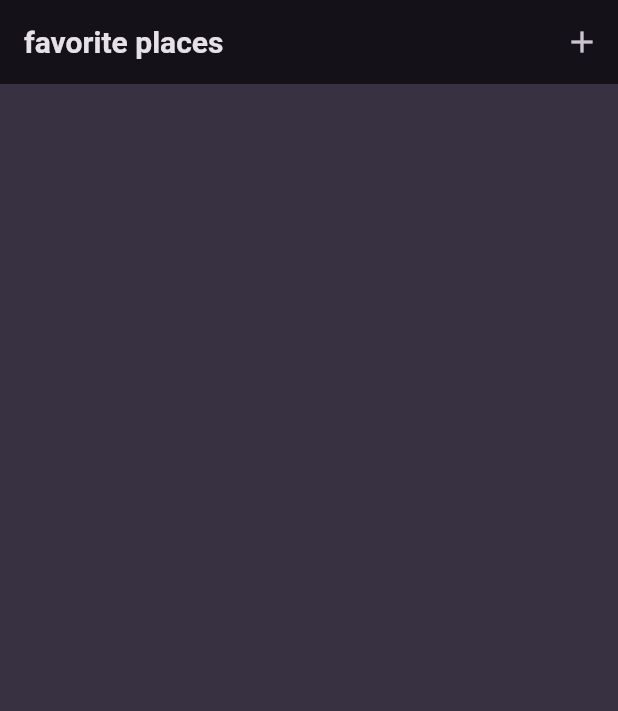
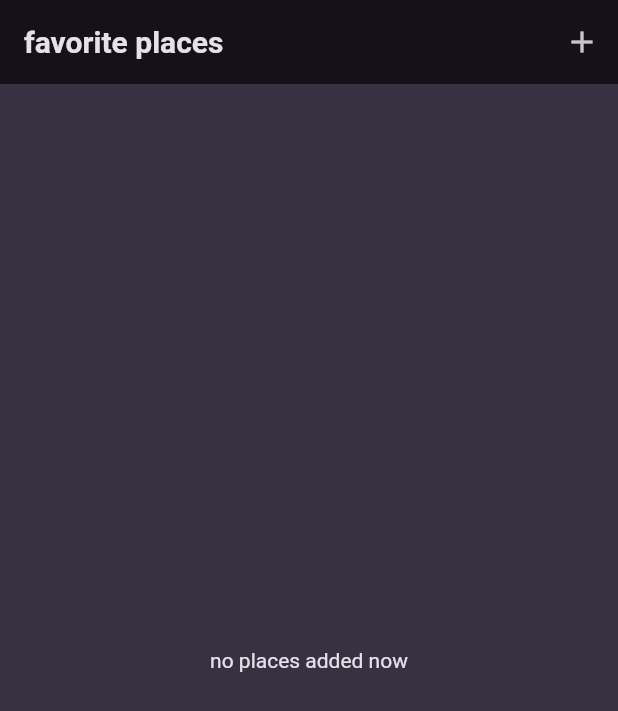
Before and after one commit to XayneeNut/favorites-places, a Flutter app: the screen it shows after launch, on a phone screen of 412 x 824 dp. Shown: the top 711 px of the screen. Run offline on Flutter 3.47's test engine with Material 2 defaults, Android fonts, the phone set to English and light mode, and no system bars; our stand-ins replace flutter_riverpod, google_fonts.

Commit message:
continue the module ✨
melanjutkan module udemy dan membuat beberapa penyelesaian alternatif.
penyelesaian alternatif dari challenge udemy berapa di folder alternative

```diff
--- a/lib/main.dart
+++ b/lib/main.dart
@@ -1,3 +1,4 @@
+import 'package:favorite_places/view/alternative/home_favplace_alternative.dart';
 import 'package:favorite_places/view/home_favplace_view.dart';
 import 'package:flutter/material.dart';
 import 'package:flutter_riverpod/flutter_riverpod.dart';
@@ -42,7 +43,7 @@ class MyApp extends StatelessWidget {
       debugShowCheckedModeBanner: false,
       title: 'Great Places',
       theme: theme,
-      home: const HomeFavPlaceView(),
+      home: const HomeFavoritePlaceAlternative(),
     );
   }
 }
--- a/lib/riverpod/user_places.dart
+++ b/lib/riverpod/user_places.dart
@@ -14,4 +14,7 @@ class UserPlaceNotifier extends StateNotifier<List<FavoritePlaceModel>> {
   }
 }
 
-final userPlaceProvider = StateNotifierProvider((ref) => UserPlaceNotifier(),);
+final userPlaceProvider =
+    StateNotifierProvider<UserPlaceNotifier, List<FavoritePlaceModel>>(
+  (ref) => UserPlaceNotifier(),
+);
--- /dev/null
+++ b/lib/view/alternative/home_favplace_alternative.dart
@@ -0,0 +1,33 @@
+import 'package:favorite_places/riverpod/user_places.dart';
+import 'package:favorite_places/view/alternative/add_favplace_alternative.dart';
+import 'package:favorite_places/widgets/alternative/places_list_alternative.dart';
+import 'package:flutter/material.dart';
+import 'package:flutter_riverpod/flutter_riverpod.dart';
+
+class HomeFavoritePlaceAlternative extends ConsumerWidget {
+  const HomeFavoritePlaceAlternative({super.key});
+
+  @override
+  Widget build(BuildContext context, WidgetRef ref) {
+    final addedPlaces = ref.watch(userPlaceProvider);
+
+    return Scaffold(
+        appBar: AppBar(
+          title: const Text('favorite places'),
+          actions: [
+            IconButton(
+              onPressed: () {
+                Navigator.push(
+                  context,
+                  MaterialPageRoute(
+                    builder: (ctx) => const AddFavoritePlaceAlternative(),
+                  ),
+                );
+              },
+              icon: const Icon(Icons.add),
+            ),
+          ],
+        ),
+        body: PlacesListAlternative(places: addedPlaces));
+  }
+}
--- a/lib/view/home_favplace_view.dart
+++ b/lib/view/home_favplace_view.dart
@@ -36,7 +36,7 @@ class _HomeFavPlaceViewState extends State<HomeFavPlaceView> {
         context,
         MaterialPageRoute(
           builder: (context) => FavoritePlaceView(
-            title: _favoritePlaces[index].name,
+            favoritePlaceModel: _favoritePlaces[index],
           ),
         ),
       );
--- /dev/null
+++ b/lib/widgets/alternative/places_list_alternative.dart
@@ -0,0 +1,43 @@
+import 'package:favorite_places/models/favorite_place_model.dart';
+import 'package:favorite_places/view/favorite_place_view.dart';
+import 'package:flutter/material.dart';
+
+class PlacesListAlternative extends StatelessWidget {
+  const PlacesListAlternative({super.key, required this.places});
+
+  final List<FavoritePlaceModel> places;
+
+  @override
+  Widget build(BuildContext context) {
+    if (places.isEmpty) {
+      return Center(
+        child: Text(
+          'no places added now',
+          style: TextStyle(color: Theme.of(context).colorScheme.onBackground),
+        ),
+      );
+    }
+    return Scaffold(
+      body: ListView.builder(
+        itemCount: places.length,
+        itemBuilder: (context, index) => ListTile(
+          title: Text(
+            places[index].name,
+            style: Theme.of(context)
+                .textTheme
+                .bodySmall!
+                .copyWith(color: Colors.white),
+          ),
+          onTap: () {
+            Navigator.push(
+              context,
+              MaterialPageRoute(
+                builder: (ctx) => FavoritePlaceView(favoritePlaceModel: places[index]),
+              ),
+            );
+          },
+        ),
+      ),
+    );
+  }
+}
```
Also changed, not shown: lib/view/add_favplace_view.dart (+1 -7 lines), lib/view/alternative/add_favplace_alternative.dart (renamed from lib/view/add_favplace_alternative.dart, +25 -4 lines), lib/view/favorite_place_view.dart (+4 -3 lines).
